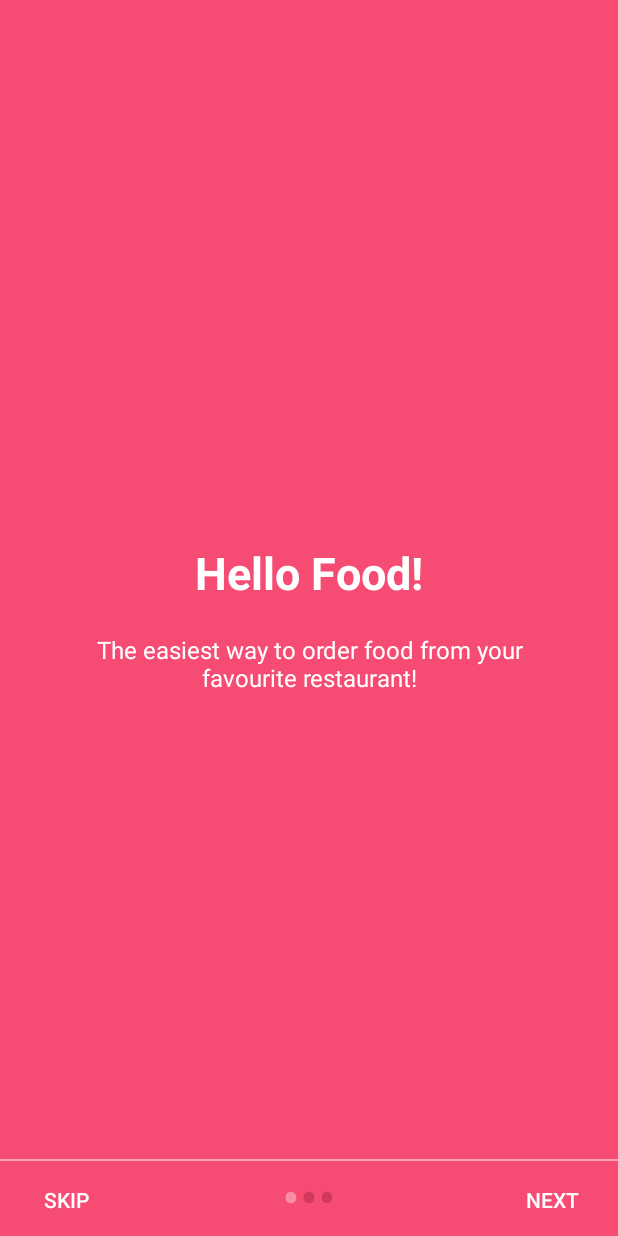
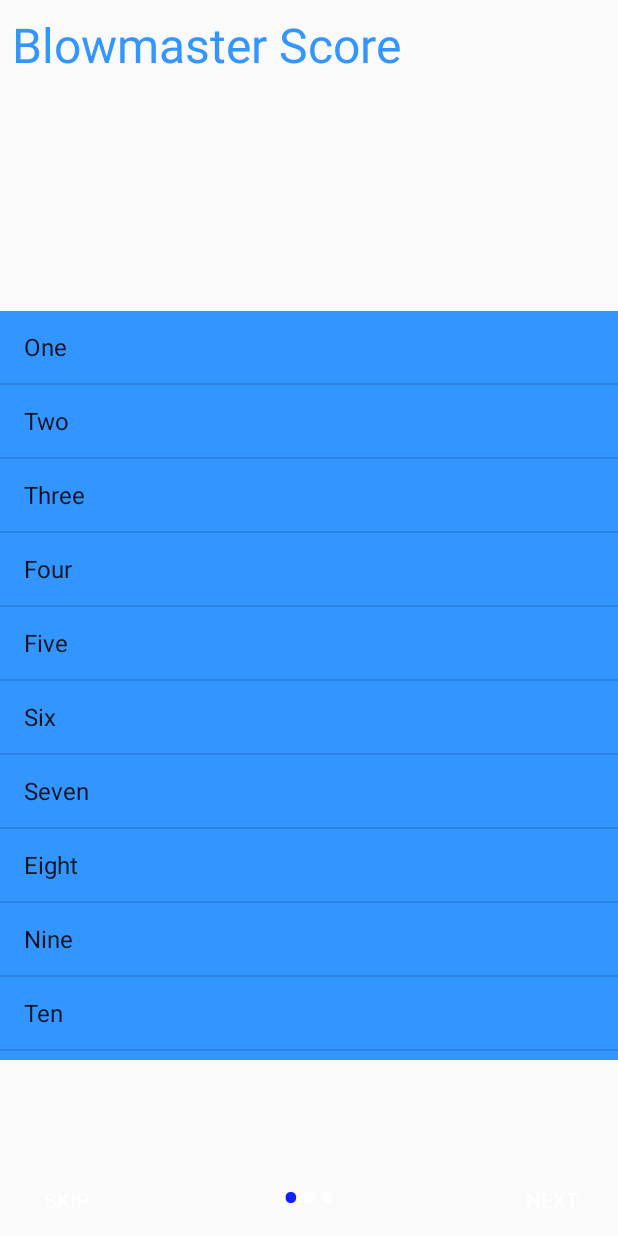
Before and after one commit to tovesson/MAMN01---Projekt, an Android app: the WelcomeActivity screen opened directly, with no data from a screen before it, on a phone screen of 412 x 824 dp. Run offline under Robolectric (Android 15) with nearby library versions, the phone set to English and light mode, and no system bars.

Commit message:
Changed scorescreen design

```diff
--- a/app/src/main/java/com/example/motionmasters/motionmasters/WelcomeActivity.java
+++ b/app/src/main/java/com/example/motionmasters/motionmasters/WelcomeActivity.java
@@ -48,7 +48,7 @@ public class WelcomeActivity extends AppCompatActivity {
             getWindow().getDecorView().setSystemUiVisibility(View.SYSTEM_UI_FLAG_LAYOUT_STABLE | View.SYSTEM_UI_FLAG_LAYOUT_FULLSCREEN);
         }
 
-        setContentView(R.layout.activity_welcome);
+        setContentView(R.layout.activity_scoreoverlay);
 
         viewPager = (ViewPager) findViewById(R.id.view_pager);
         dotsLayout = (LinearLayout) findViewById(R.id.layoutDots);
@@ -59,9 +59,9 @@ public class WelcomeActivity extends AppCompatActivity {
         // layouts of all welcome sliders
         // add few more layouts if you want
         layouts = new int[]{
-                R.layout.score_screen1,
-                R.layout.score_screen2,
-                R.layout.score_screen3};
+                R.layout.activity_blowscore,
+                R.layout.activity_jumpscore,
+                R.layout.activity_throwscore};
 
         // adding bottom dots
         addBottomDots(0);
--- /dev/null
+++ b/app/src/main/res/layout/activity_blowscore.xml
@@ -0,0 +1,50 @@
+<?xml version="1.0" encoding="utf-8"?>
+<android.support.constraint.ConstraintLayout
+    xmlns:android="http://schemas.android.com/apk/res/android"
+    xmlns:app="http://schemas.android.com/apk/res-auto"
+    xmlns:tools="http://schemas.android.com/tools"
+    android:layout_width="match_parent"
+    android:layout_height="match_parent">
+
+    <RelativeLayout xmlns:android="http://schemas.android.com/apk/res/android"
+        android:layout_width="match_parent"
+        android:layout_height="499dp"
+        android:layout_marginTop="90dp"
+        android:background="@color/bg_screen3"
+        app:layout_constraintBottom_toBottomOf="parent"
+        app:layout_constraintTop_toTopOf="parent"
+        tools:layout_editor_absoluteX="57dp">
+
+        <LinearLayout
+            android:layout_width="wrap_content"
+            android:layout_height="wrap_content"
+            android:layout_centerInParent="true"
+            android:gravity="center_horizontal"
+            android:orientation="vertical">
+
+
+        </LinearLayout>
+
+        <ListView
+            android:id="@+id/blowScoreList"
+            android:layout_width="match_parent"
+            android:layout_height="match_parent"
+            android:layout_alignParentLeft="true"
+            android:layout_alignParentStart="true"
+            android:layout_alignParentTop="true"
+            android:entries="@array/dummy_data"/>
+    </RelativeLayout>
+
+    <TextView
+        android:id="@+id/textView3"
+        android:layout_width="wrap_content"
+        android:layout_height="wrap_content"
+        android:layout_marginStart="8dp"
+        android:layout_marginTop="8dp"
+        android:text="Blowmaster Score"
+        android:textColor="@color/bg_screen3"
+        android:textSize="32sp"
+        app:layout_constraintStart_toStartOf="parent"
+        app:layout_constraintTop_toTopOf="parent" />
+
+</android.support.constraint.ConstraintLayout>
--- a/app/src/main/res/layout/activity_welcome.xml
+++ b/app/src/main/res/layout/activity_scoreoverlay.xml
@@ -7,7 +7,7 @@
         xmlns:tools="http://schemas.android.com/tools"
         android:layout_width="match_parent"
         android:layout_height="match_parent"
-        tools:showIn="@layout/activity_welcome">
+        tools:showIn="@layout/activity_scoreoverlay">
 
 
         <android.support.v4.view.ViewPager
--- a/app/src/main/res/layout/score_screen1.xml
+++ /dev/null
@@ -1,43 +0,0 @@
-<?xml version="1.0" encoding="utf-8"?>
-<android.support.constraint.ConstraintLayout
-    xmlns:android="http://schemas.android.com/apk/res/android"
-    android:layout_width="match_parent"
-    android:layout_height="match_parent">
-
-    <RelativeLayout xmlns:android="http://schemas.android.com/apk/res/android"
-        android:layout_width="match_parent"
-        android:layout_height="match_parent"
-        android:background="@color/bg_screen1">
-
-        <LinearLayout
-            android:layout_width="wrap_content"
-            android:layout_height="wrap_content"
-            android:layout_centerInParent="true"
-            android:gravity="center_horizontal"
-            android:orientation="vertical">
-
-
-
-            <TextView
-                android:layout_width="wrap_content"
-                android:layout_height="wrap_content"
-                android:text="@string/slide_1_title"
-                android:textColor="@android:color/white"
-                android:textSize="@dimen/slide_title"
-                android:textStyle="bold" />
-
-            <TextView
-                android:layout_width="wrap_content"
-                android:layout_height="wrap_content"
-                android:layout_marginTop="20dp"
-                android:paddingLeft="@dimen/desc_padding"
-                android:paddingRight="@dimen/desc_padding"
-                android:text="@string/slide_1_desc"
-                android:textAlignment="center"
-                android:textColor="@android:color/white"
-                android:textSize="@dimen/slide_desc" />
-
-        </LinearLayout>
-    </RelativeLayout>
-
-</android.support.constraint.ConstraintLayout>
--- a/app/src/main/res/values/colors.xml
+++ b/app/src/main/res/values/colors.xml
@@ -8,31 +8,26 @@
     <color name="bg_screen1">#f64c73</color>
     <color name="bg_screen2">#20d2bb</color>
     <color name="bg_screen3">#3395ff</color>
-    <color name="bg_screen4">#c873f4</color>
 
     <!-- dots inactive colors -->
-    <color name="dot_dark_screen1">#d1395c</color>
-    <color name="dot_dark_screen2">#14a895</color>
-    <color name="dot_dark_screen3">#2278d4</color>
-    <color name="dot_dark_screen4">#a854d4</color>
+    <color name="dot_dark_screen1">#fff</color>
+    <color name="dot_dark_screen2">#fff</color>
+    <color name="dot_dark_screen3">#fff</color>
 
     <!-- dots active colors -->
-    <color name="dot_light_screen1">#f98da5</color>
-    <color name="dot_light_screen2">#8cf9eb</color>
-    <color name="dot_light_screen3">#93c6fd</color>
-    <color name="dot_light_screen4">#e4b5fc</color>
+    <color name="dot_light_screen1">#111fff</color>
+    <color name="dot_light_screen2">#111fff</color>
+    <color name="dot_light_screen3">#111fff</color>
 
     <array name="array_dot_active">
         <item>@color/dot_light_screen1</item>
         <item>@color/dot_light_screen2</item>
         <item>@color/dot_light_screen3</item>
-        <item>@color/dot_light_screen4</item>
     </array>
 
     <array name="array_dot_inactive">
         <item>@color/dot_dark_screen1</item>
         <item>@color/dot_dark_screen2</item>
         <item>@color/dot_dark_screen3</item>
-        <item>@color/dot_dark_screen4</item>
     </array>
 </resources>
--- a/app/src/main/res/values/strings.xml
+++ b/app/src/main/res/values/strings.xml
@@ -5,18 +5,22 @@
     <string name="skip">SKIP</string>
     <string name="start">GOT IT</string>
 
-    <string name="slide_1_title">Hello Food!</string>
-    <string name="slide_1_desc">The easiest way to order food from your favourite restaurant!</string>
+    <string name="slide_1_title">Blowmaster Score</string>
 
-    <string name="slide_2_title">Movie Tickets</string>
-    <string name="slide_2_desc">Book movie tickets for your family and friends!</string>
+    <string name="slide_2_title">Jumpmaster Score</string>
 
-    <string name="slide_3_title">Great Discounts</string>
-    <string name="slide_3_desc">Best discounts on every single service we offer!</string>
+    <string name="slide_3_title">Throwmaster Score</string>
 
-    <string name="slide_4_title">World Travel</string>
-    <string name="slide_4_desc">Book tickets of any transportation and travel the world!</string>
-
-    <string name="play_again_desc">To see the welcome slider again, goto Settings -> apps -> welcome slider -> clear data</string>
-    <string name="play_again">Play Again</string>
+    <string-array name="dummy_data" >
+        <item>One</item>
+        <item>Two</item>
+        <item>Three</item>
+        <item>Four</item>
+        <item>Five</item>
+        <item>Six</item>
+        <item>Seven</item>
+        <item>Eight</item>
+        <item>Nine</item>
+        <item>Ten</item>
+    </string-array>
 </resources>
```
Also changed, not shown: app/src/main/res/layout/activity_jumpscore.xml (added, +39 -0 lines), app/src/main/res/layout/activity_throwscore.xml (added, +39 -0 lines), app/src/main/res/layout/score_screen2.xml (deleted, +0 -43 lines), app/src/main/res/layout/score_screen3.xml (deleted, +0 -43 lines).
